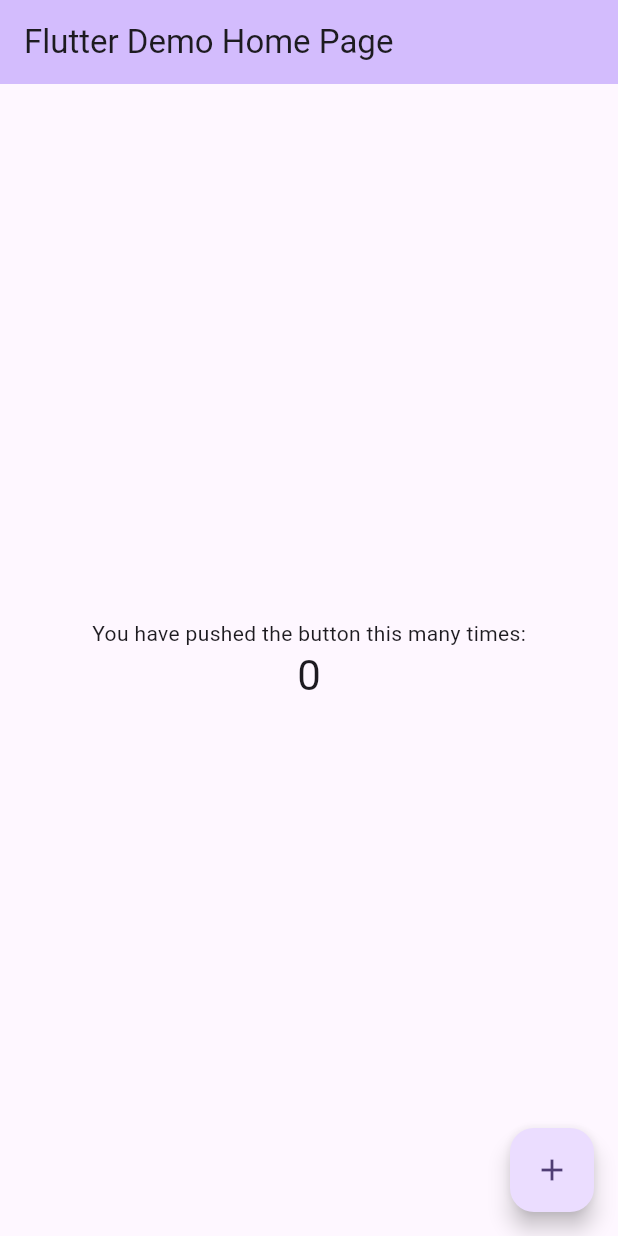
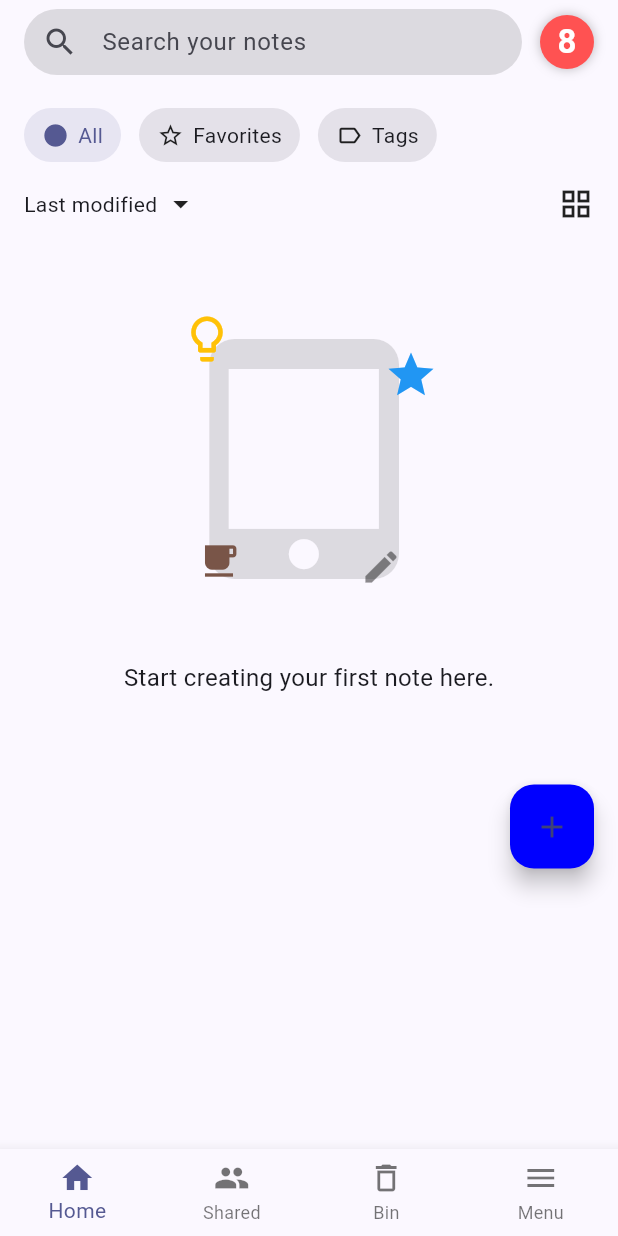
Before and after one commit to CODEmator/Church-Note, a Flutter app: the screen it shows after launch, on a phone screen of 412 x 824 dp. Run offline on Flutter 3.47's test engine with Material 3 defaults, Android fonts, the phone set to English and light mode, and no system bars.

Commit message:
homepage 	modified:   churchpad/lib/main.dart

```diff
--- a/churchpad/lib/main.dart
+++ b/churchpad/lib/main.dart
@@ -7,30 +7,15 @@
 class MyApp extends StatelessWidget {
   const MyApp({super.key});
 
-  // This widget is the root of your application.
   @override
   Widget build(BuildContext context) {
     return MaterialApp(
       title: 'Flutter Demo',
+      debugShowCheckedModeBanner: false, // Add this line
       theme: ThemeData(
-        // This is the theme of your application.
-        //
-        // TRY THIS: Try running your application with "flutter run". You'll see
-        // the application has a purple toolbar. Then, without quitting the app,
-        // try changing the seedColor in the colorScheme below to Colors.green
-        // and then invoke "hot reload" (save your changes or press the "hot
-        // reload" button in a Flutter-supported IDE, or press "r" if you used
-        // the command line to start the app).
-        //
-        // Notice that the counter didn't reset back to zero; the application
-        // state is not lost during the reload. To reset the state, use hot
-        // restart instead.
-        //
-        // This works for code too, not just values: Most code changes can be
-        // tested with just a hot reload.
-        colorScheme: ColorScheme.fromSeed(seedColor: Colors.deepPurple),
+        colorScheme: ColorScheme.fromSeed(seedColor: Color(0xFF0000FF)),
       ),
-      home: const MyHomePage(title: 'Flutter Demo Home Page'),
+      home: const MyHomePage(title: 'Churchpad'),
     );
   }
 }
@@ -58,65 +43,182 @@
 
   void _incrementCounter() {
     setState(() {
-      // This call to setState tells the Flutter framework that something has
-      // changed in this State, which causes it to rerun the build method below
-      // so that the display can reflect the updated values. If we changed
-      // _counter without calling setState(), then the build method would not be
-      // called again, and so nothing would appear to happen.
       _counter++;
     });
   }
 
   @override
   Widget build(BuildContext context) {
-    // This method is rerun every time setState is called, for instance as done
-    // by the _incrementCounter method above.
-    //
-    // The Flutter framework has been optimized to make rerunning build methods
-    // fast, so that you can just rebuild anything that needs updating rather
-    // than having to individually change instances of widgets.
     return Scaffold(
       appBar: AppBar(
-        // TRY THIS: Try changing the color here to a specific color (to
-        // Colors.amber, perhaps?) and trigger a hot reload to see the AppBar
-        // change color while the other colors stay the same.
-        backgroundColor: Theme.of(context).colorScheme.inversePrimary,
-        // Here we take the value from the MyHomePage object that was created by
-        // the App.build method, and use it to set our appbar title.
-        title: Text(widget.title),
-      ),
-      body: Center(
-        // Center is a layout widget. It takes a single child and positions it
-        // in the middle of the parent.
-        child: Column(
-          // Column is also a layout widget. It takes a list of children and
-          // arranges them vertically. By default, it sizes itself to fit its
-          // children horizontally, and tries to be as tall as its parent.
-          //
-          // Column has various properties to control how it sizes itself and
-          // how it positions its children. Here we use mainAxisAlignment to
-          // center the children vertically; the main axis here is the vertical
-          // axis because Columns are vertical (the cross axis would be
-          // horizontal).
-          //
-          // TRY THIS: Invoke "debug painting" (choose the "Toggle Debug Paint"
-          // action in the IDE, or press "p" in the console), to see the
-          // wireframe for each widget.
-          mainAxisAlignment: MainAxisAlignment.center,
-          children: <Widget>[
-            const Text('You have pushed the button this many times:'),
-            Text(
-              '$_counter',
-              style: Theme.of(context).textTheme.headlineMedium,
+        title: Row(
+          children: [
+            Expanded(
+              child: SizedBox(
+                height: 44,
+                child: TextField(
+                  decoration: InputDecoration(
+                    hintText: 'Search your notes',
+                    prefixIcon: Icon(Icons.search),
+                    border: OutlineInputBorder(
+                      borderRadius: BorderRadius.circular(24),
+                      borderSide: BorderSide.none,
+                    ),
+                    filled: true,
+                    fillColor: Colors.black12,
+                    contentPadding: const EdgeInsets.symmetric(vertical: 0),
+                  ),
+                  readOnly: true,
+                ),
+              ),
+            ),
+            const SizedBox(width: 12),
+            // Notification badge like the screenshot (static "8")
+            Container(
+              width: 36,
+              height: 36,
+              decoration: const BoxDecoration(
+                color: Colors.redAccent,
+                shape: BoxShape.circle,
+                boxShadow: [BoxShadow(blurRadius: 6, color: Colors.black26)],
+              ),
+              alignment: Alignment.center,
+              child: const Text(
+                '8',
+                style: TextStyle(color: Colors.white, fontWeight: FontWeight.bold),
+              ),
             ),
           ],
         ),
       ),
-      floatingActionButton: FloatingActionButton(
-        onPressed: _incrementCounter,
-        tooltip: 'Increment',
-        child: const Icon(Icons.add),
-      ), // This trailing comma makes auto-formatting nicer for build methods.
+      body: Stack(
+        children: [
+          SingleChildScrollView(
+            padding: const EdgeInsets.symmetric(horizontal: 16, vertical: 8),
+            child: Column(
+              crossAxisAlignment: CrossAxisAlignment.start,
+              children: [
+                const SizedBox(height: 8),
+                // Filter chips row
+                Wrap(
+                  spacing: 12,
+                  runSpacing: 8,
+                  children: const [
+                    _PillChip(label: 'All', icon: Icons.circle, isFilled: true),
+                    _PillChip(label: 'Favorites', icon: Icons.star_border),
+                    _PillChip(label: 'Tags', icon: Icons.label_outline),
+                  ],
+                ),
+                const SizedBox(height: 16),
+                // Sort row and grid icon
+                Row(
+                  mainAxisAlignment: MainAxisAlignment.spaceBetween,
+                  children: [
+                    Row(
+                      children: const [
+                        Text('Last modified '),
+                        Icon(Icons.arrow_drop_down),
+                      ],
+                    ),
+                    const Icon(Icons.grid_view),
+                  ],
+                ),
+                const SizedBox(height: 48),
+                // Illustration placeholder
+                Center(
+                  child: Column(
+                    children: const [
+                      _EmptyIllustration(),
+                      SizedBox(height: 24),
+                      Text(
+                        'Start creating your first note here.',
+                        style: TextStyle(fontSize: 16),
+                      ),
+                    ],
+                  ),
+                ),
+                const SizedBox(height: 120),
+              ],
+            ),
+          ),
+
+          // Small circular + button (bottom-right, above the large button)
+          Positioned(
+            right: 16,
+            bottom: 12,
+            child: FloatingActionButton(
+              onPressed: () {},
+              mini: false,
+              backgroundColor: Color(0xFF0000FF) ,
+              child: const Icon(Icons.add),
+            ),
+          ),
+
+        ],
+      ),
+      bottomNavigationBar: BottomNavigationBar(
+        currentIndex: 0,
+        type: BottomNavigationBarType.fixed,
+        showUnselectedLabels: true,
+        items: const [
+          BottomNavigationBarItem(icon: Icon(Icons.home), label: 'Home'),
+          BottomNavigationBarItem(icon: Icon(Icons.group), label: 'Shared'),
+          BottomNavigationBarItem(icon: Icon(Icons.delete_outline), label: 'Bin'),
+          BottomNavigationBarItem(icon: Icon(Icons.menu), label: 'Menu'),
+        ],
+      ),
     );
   }
 }
+
+class _PillChip extends StatelessWidget {
+  final String label;
+  final IconData icon;
+  final bool isFilled;
+  const _PillChip({required this.label, required this.icon, this.isFilled = false});
+
+  @override
+  Widget build(BuildContext context) {
+    final bg = isFilled
+        ? Theme.of(context).colorScheme.primary.withOpacity(0.12)
+        : Theme.of(context).colorScheme.surfaceContainerHighest;
+    final fg = isFilled ? Theme.of(context).colorScheme.primary : null;
+    return Container(
+      padding: const EdgeInsets.symmetric(horizontal: 12, vertical: 8),
+      decoration: BoxDecoration(
+        color: bg,
+        borderRadius: BorderRadius.circular(20),
+      ),
+      child: Row(
+        mainAxisSize: MainAxisSize.min,
+        children: [
+          Icon(icon, size: 18, color: fg),
+          const SizedBox(width: 6),
+          Text(label, style: TextStyle(color: fg)),
+        ],
+      ),
+    );
+  }
+}
+
+class _EmptyIllustration extends StatelessWidget {
+  const _EmptyIllustration();
+  @override
+  Widget build(BuildContext context) {
+    // Placeholder drawing using icons to mimic the screenshot's playful art.
+    return SizedBox(
+      width: 220,
+      height: 220,
+      child: Stack(
+        alignment: Alignment.center,
+        children: const [
+          Icon(Icons.tablet_mac, size: 160, color: Colors.black12),
+          Positioned(top: 12, left: 24, child: Icon(Icons.lightbulb_outline, size: 36, color: Colors.amber)),
+          Positioned(right: 24, top: 36, child: Icon(Icons.star, size: 36, color: Colors.blue)),
+          Positioned(bottom: 24, right: 48, child: Icon(Icons.edit, size: 28, color: Colors.black45)),
+          Positioned(bottom: 28, left: 36, child: Icon(Icons.local_cafe, size: 28, color: Colors.brown)),
+        ],
+      ),
+    );
+  }
+}
```
